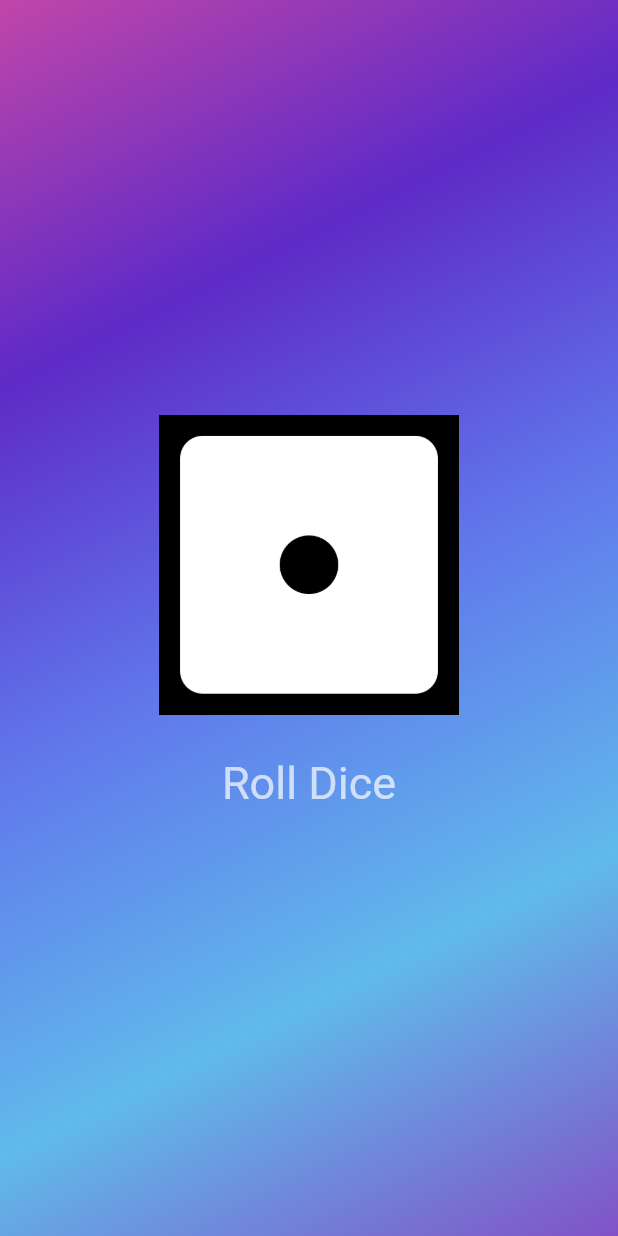
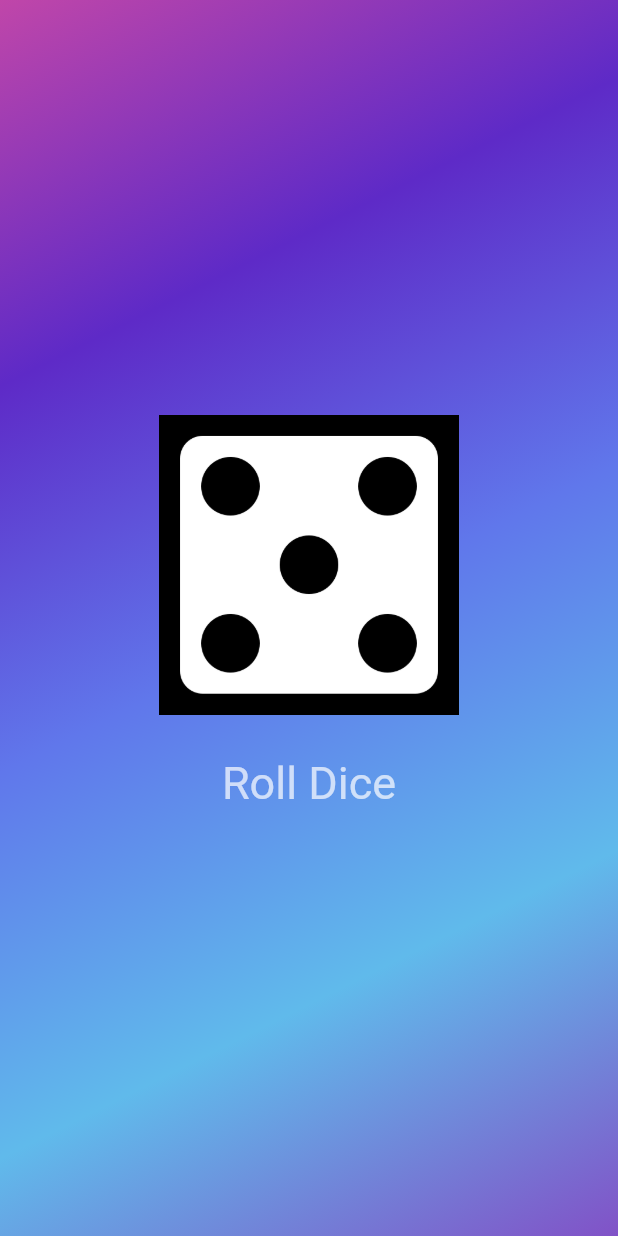
Before and after one commit to AliMoosa0/dice_roller, a Flutter app: the screen it shows after launch, after a tap on "Roll Dice", on a phone screen of 412 x 824 dp. Run offline on Flutter 3.47's test engine with Material 3 defaults, Android fonts, the phone set to English and light mode, and no system bars.

```diff
--- /dev/null
+++ b/lib/dice_roller.dart
@@ -0,0 +1,68 @@
+import 'package:flutter/material.dart';
+import 'dart:math';
+
+class  DiceRoller extends StatefulWidget{
+     const DiceRoller({super.key});
+
+  @override
+  State<DiceRoller> createState(){
+return _DiceRollerState();
+  }
+}
+
+class _DiceRollerState extends  State<DiceRoller>{
+  var activeDice = 'assets/images/one.png';
+void rollDice() {
+  var diceRoll = Random().nextInt(6) + 1;
+switch (diceRoll) {
+  case 1:
+    setState(() {
+      activeDice = 'assets/images/one.png';
+    });
+    break;
+  case 2:
+    setState(() {
+      activeDice = 'assets/images/two.png';
+    });
+    break;
+
+  case 3:
+    setState(() {
+      activeDice = 'assets/images/three.png';
+    });
+    break;
+  case 4:
+    setState(() {
+      activeDice = 'assets/images/four.png';
+    });
+    break;
+  case 5:
+    setState(() {
+      activeDice = 'assets/images/five.png';
+    });
+    break;
+  case 6:
+    setState(() {
+      activeDice = 'assets/images/six.png';
+    });
+    break;
+}}
+  @override
+  Widget build(context){
+    return Column(mainAxisSize: MainAxisSize.min, children: [
+          Image.asset(
+            activeDice,
+            width: 200,
+          ),
+          const SizedBox(height: 20),
+          TextButton(
+              onPressed: rollDice,
+              style: TextButton.styleFrom(
+                // padding: const EdgeInsets.only(top: 30),
+                foregroundColor: Colors.white70,
+                textStyle: const TextStyle(fontSize: 30),
+              ),
+              child: const Text('Roll Dice')),
+        ]);
+  }
+}
--- a/lib/gradient_container.dart
+++ b/lib/gradient_container.dart
@@ -1,12 +1,10 @@
 import 'package:flutter/material.dart';
+import 'package:flutter_application_1/dice_roller.dart';
 // import 'package:flutter_application_1/text.dart';
 
 const beginAlignment = Alignment.topLeft;
 const endAlignment = Alignment.bottomRight;
 
-void rollDice() {
-  // print('Dice rolled');
-}
 
 class GradientContainer extends StatelessWidget {
   const GradientContainer({super.key, required this.colors});
@@ -21,22 +19,8 @@ class GradientContainer extends StatelessWidget {
           end: endAlignment,
         ),
       ),
-      child: Center(
-        child: Column(mainAxisSize: MainAxisSize.min, children: [
-          Image.asset(
-            'assets/images/one.png',
-            width: 200,
-          ),
-          const SizedBox(height: 20),
-          TextButton(
-              onPressed: rollDice,
-              style: TextButton.styleFrom(
-                // padding: const EdgeInsets.only(top: 30),
-                foregroundColor: Colors.white70,
-                textStyle: const TextStyle(fontSize: 30),
-              ),
-              child: const Text('Roll Dice')),
-        ]),
+      child: const Center(
+        child: DiceRoller(),
       ),
     );
   }
```
